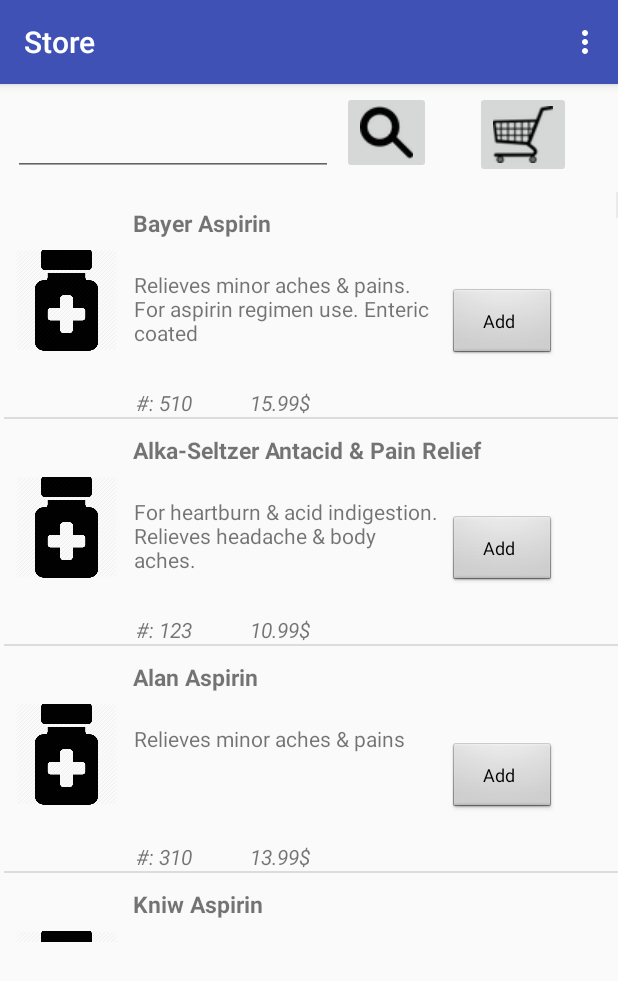
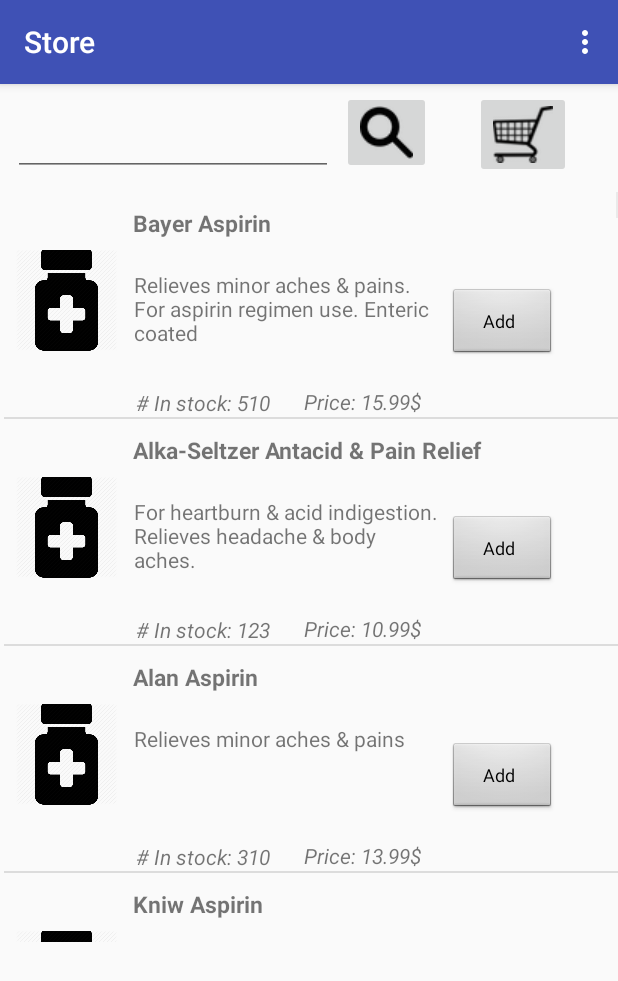
Before and after one commit to DuyTang1112/ProjectOnlinePharmacy, an Android app: the Main screen opened directly, with no data from a screen before it, on a phone screen of 412 x 824 dp. Shown: the top 981 px of the screen. Run offline under Robolectric (Android 15) with nearby library versions, the phone set to English and light mode, and no system bars; 1 statement that could not run was skipped.

Commit message:
Appearance update

```diff
--- a/app/src/main/java/com/example/duyanhtang/projectonlinepharmacy/LoginPage.java
+++ b/app/src/main/java/com/example/duyanhtang/projectonlinepharmacy/LoginPage.java
@@ -27,7 +27,7 @@ public class LoginPage extends Activity {
     SQLiteDatabase db;
     Button login,newuser;
     TextView status;
-    String[] categories={"Medicine","Personal Care","Vitamins","Beauty"};
+    //String[] categories={"Medicine","Personal Care","Vitamins","Beauty"};
     AssetManager asm;
     SharedPreferences sharedPref;
     EditText user,pass;
--- a/app/src/main/java/com/example/duyanhtang/projectonlinepharmacy/listView.java
+++ b/app/src/main/java/com/example/duyanhtang/projectonlinepharmacy/listView.java
@@ -83,8 +83,8 @@ public class listView extends BaseAdapter {
         });
         name.setText(item[position].getName());
         desc.setText(item[position].getDescription());
-        stock.setText("#: "+item[position].getStock());
-        price.setText(item[position].getPrice()+"$");
+        stock.setText("# In stock: "+item[position].getStock());
+        price.setText("Price: "+item[position].getPrice()+"$");
         switch (item[position].category){
             case "Medicine":
                 image.setImageResource(R.drawable.medicine);
--- a/app/src/main/res/layout/row.xml
+++ b/app/src/main/res/layout/row.xml
@@ -25,7 +25,7 @@
     <TextView
         android:id="@+id/description"
         android:layout_width="204dp"
-        android:layout_height="75dp"
+        android:layout_height="74dp"
         android:layout_x="87dp"
         android:layout_y="52dp"
         android:text="Description" />
@@ -42,7 +42,7 @@
 
     <TextView
         android:id="@+id/stock"
-        android:layout_width="59dp"
+        android:layout_width="wrap_content"
         android:layout_height="wrap_content"
         android:layout_x="88dp"
         android:layout_y="131dp"
@@ -51,10 +51,10 @@
 
     <TextView
         android:id="@+id/price"
-        android:layout_width="74dp"
+        android:layout_width="wrap_content"
         android:layout_height="wrap_content"
-        android:layout_x="164dp"
-        android:layout_y="131dp"
+        android:layout_x="200dp"
+        android:layout_y="130dp"
         android:text="price"
         android:textStyle="italic" />
 </AbsoluteLayout>
--- a/app/src/main/res/layout/userinfo.xml
+++ b/app/src/main/res/layout/userinfo.xml
@@ -13,7 +13,8 @@
         android:layout_marginTop="35dp"
         android:layout_toEndOf="@+id/textView20"
         android:text="User id:"
-        android:textSize="20sp" />
+        android:textSize="20sp"
+        android:textStyle="bold" />
 
     <TextView
         android:id="@+id/textView20"
```
Also changed, not shown: app/src/main/java/com/example/duyanhtang/projectonlinepharmacy/TransactionListView.java (+4 -4 lines), app/src/main/res/layout/transactions_row.xml (+22 -19 lines).
